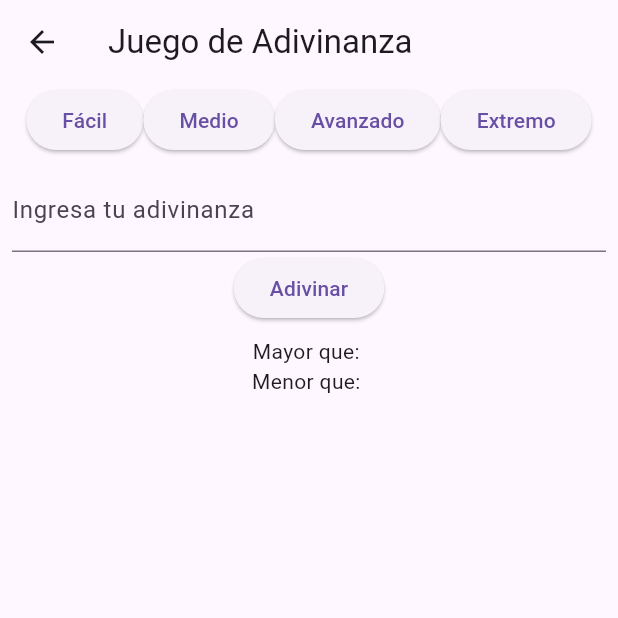
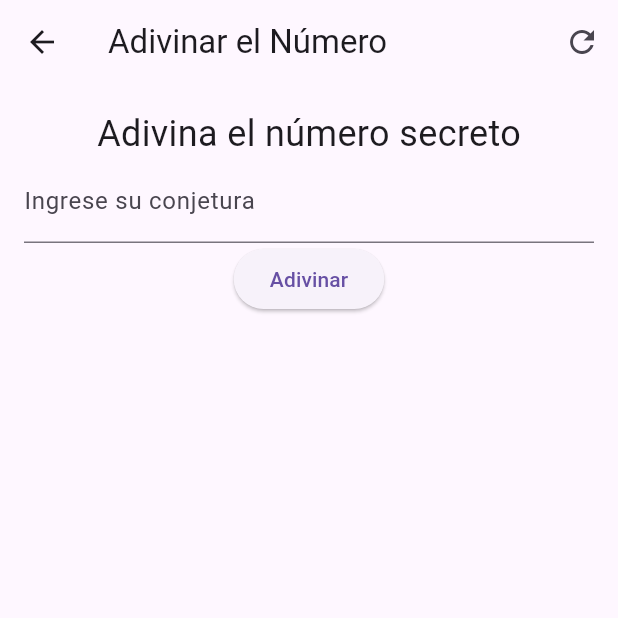
Before and after one commit to Vacow96/adivinar_numero_ivg, a Flutter app: the GameView screen opened directly, after a tap on "Adivinar", on a phone screen of 412 x 824 dp, the top half of it. Run offline on Flutter 3.47's test engine with Material 3 defaults, Android fonts, the phone set to English and light mode, and no system bars.

Commit message:
2da version del juego ordeando por MVVM , correciones

```diff
--- a/lib/models/GameModel.dart
+++ b/lib/models/GameModel.dart
@@ -1,18 +1,13 @@
 class GameModel {
-  int secretNumber;
-  int attempts;
-  List<int> greaterGuesses;
-  List<int> lesserGuesses;
-  int maxAttempts;
+  final int secretNumber;
+  final int maxAttempts;
+  final List<int> guesses;
+  final List<bool> guessResults; // true if correct, false otherwise
 
   GameModel({
     required this.secretNumber,
-    required this.attempts,
-    required this.greaterGuesses,
-    required this.lesserGuesses,
     required this.maxAttempts,
+    required this.guesses,
+    required this.guessResults,
   });
-
-
-
 }
--- a/lib/viewmodels/GameViewModel.dart
+++ b/lib/viewmodels/GameViewModel.dart
@@ -5,62 +5,91 @@ import 'package:flutter/material.dart';
 
 import '../models/GameModel.dart';
 
-class GameViewModel with ChangeNotifier {
-  late GameModel _game;
-  late int _range;
-  late int _maxAttempts;
+enum Difficulty { easy, medium, hard, extreme }
 
-  GameModel get game => _game;
+class GameViewModel extends ChangeNotifier {
+  GameModel? _gameModel;
+  Difficulty? _difficulty;
+  TextEditingController guessController = TextEditingController();
+  String? inputError;
+  String resultMessage = '';
 
-  GameViewModel() {
-    _initializeGame(10, 5); // Default to Easy
+  void setDifficulty(Difficulty difficulty) {
+    _difficulty = difficulty;
+    _startNewGame();
   }
 
-  void _initializeGame(int range, int maxAttempts) {
-    _range = range;
-    _maxAttempts = maxAttempts;
-    _game = GameModel(
-      secretNumber: Random().nextInt(_range) + 1,
-      attempts: 0,
-      greaterGuesses: [],
-      lesserGuesses: [],
-      maxAttempts: _maxAttempts,
+  void _startNewGame() {
+    int range;
+    int attempts;
+
+    switch (_difficulty) {
+      case Difficulty.easy:
+        range = 10;
+        attempts = 5;
+        break;
+      case Difficulty.medium:
+        range = 20;
+        attempts = 8;
+        break;
+      case Difficulty.hard:
+        range = 100;
+        attempts = 15;
+        break;
+      case Difficulty.extreme:
+        range = 1000;
+        attempts = 25;
+        break;
+      default:
+        range = 10;
+        attempts = 5;
+    }
+
+    _gameModel = GameModel(
+      secretNumber: Random().nextInt(range) + 1,
+      maxAttempts: attempts,
+      guesses: [],
+      guessResults: [],
     );
+
+    resultMessage = '';
+    guessController.clear();
+    inputError = null;
     notifyListeners();
   }
 
-  void setDifficulty(String difficulty) {
-    switch (difficulty) {
-      case 'Fácil':
-        _initializeGame(10, 5);
-        break;
-      case 'Medio':
-        _initializeGame(20, 8);
-        break;
-      case 'Avanzado':
-        _initializeGame(100, 15);
-        break;
-      case 'Extremo':
-        _initializeGame(1000, 25);
-        break;
+  void makeGuess() {
+    if (_gameModel == null) return;
+
+    final guess = int.tryParse(guessController.text);
+    if (guess == null || guess < 1 || guess > (_gameModel!.secretNumber * 2)) {
+      inputError = 'Ingrese un número válido dentro del rango permitido';
+      notifyListeners();
+      return;
     }
+
+    inputError = null;
+    _gameModel!.guesses.add(guess);
+    final isCorrect = guess == _gameModel!.secretNumber;
+    _gameModel!.guessResults.add(isCorrect);
+
+    if (isCorrect) {
+      resultMessage = '¡Correcto! Adivinaste el número secreto.';
+    } else {
+      resultMessage = 'Incorrecto. Sigue intentando.';
+    }
+
+    if (_gameModel!.guesses.length >= _gameModel!.maxAttempts) {
+      resultMessage = isCorrect ? resultMessage : 'No adivinaste el número secreto.';
+    }
+
+    notifyListeners();
   }
 
-  String makeGuess(int guess) {
-    if (guess < 1 || guess > _range) {
-      return 'Por favor, ingrese un número entre 1 y $_range.';
-    }
-    _game.attempts++;
-    if (guess > _game.secretNumber) {
-      _game.greaterGuesses.add(guess);
-      notifyListeners();
-      return 'El número es menor que $guess.';
-    } else if (guess < _game.secretNumber) {
-      _game.lesserGuesses.add(guess);
-      notifyListeners();
-      return 'El número es mayor que $guess.';
-    } else {
-      return '¡Felicidades! Has adivinado el número $guess.';
-    }
+  void resetGame() {
+    _startNewGame();
   }
+
+  List<int> get guesses => _gameModel?.guesses ?? [];
+  List<bool> get guessResults => _gameModel?.guessResults ?? [];
 }
--- a/lib/views/GameView.dart
+++ b/lib/views/GameView.dart
@@ -2,24 +2,60 @@ import 'package:flutter/material.dart';
 import 'package:provider/provider.dart';
 
 import '../viewmodels/GameViewModel.dart';
-import '../widgets/DifficultySelector.dart';
-import '../widgets/GuessHistory.dart';
-import '../widgets/GuessInput.dart';
+
 
 class GameView extends StatelessWidget {
   @override
   Widget build(BuildContext context) {
-    return ChangeNotifierProvider(
-      create: (_) => GameViewModel(),
-      child: Scaffold(
-        appBar: AppBar(
-          title: Text('Juego de Adivinanza'),
-        ),
-        body: Column(
+    final viewModel = Provider.of<GameViewModel>(context);
+
+    return Scaffold(
+      appBar: AppBar(
+        title: Text('Adivinar el Número'),
+        actions: [
+          IconButton(
+            icon: Icon(Icons.refresh),
+            onPressed: viewModel.resetGame,
+          ),
+        ],
+      ),
+      body: Padding(
+        padding: const EdgeInsets.all(16.0),
+        child: Column(
           children: [
-            DifficultySelector(),
-            GuessInput(),
-            GuessHistory(),
+            Text(
+              'Adivina el número secreto',
+              style: TextStyle(fontSize: 24),
+            ),
+            TextField(
+              controller: viewModel.guessController,
+              keyboardType: TextInputType.number,
+              decoration: InputDecoration(
+                labelText: 'Ingrese su conjetura',
+                errorText: viewModel.inputError,
+              ),
+            ),
+            ElevatedButton(
+              onPressed: viewModel.makeGuess,
+              child: Text('Adivinar'),
+            ),
+            Expanded(
+              child: ListView(
+                children: viewModel.guesses.map((guess) {
+                  final result = viewModel.guessResults[viewModel.guesses.indexOf(guess)];
+                  return ListTile(
+                    title: Text(
+                      guess.toString(),
+                      style: TextStyle(color: result ? Colors.green : Colors.red),
+                    ),
+                  );
+                }).toList(),
+              ),
+            ),
+            Text(
+              viewModel.resultMessage,
+              style: TextStyle(fontSize: 18, color: Colors.blue),
+            ),
           ],
         ),
       ),
--- a/lib/widgets/DifficultySelector.dart
+++ /dev/null
@@ -1,23 +0,0 @@
-
-import 'package:flutter/material.dart';
-import 'package:provider/provider.dart';
-
-import '../viewmodels/GameViewModel.dart';
-
-class DifficultySelector extends StatelessWidget {
-  @override
-  Widget build(BuildContext context) {
-    return Row(
-      mainAxisAlignment: MainAxisAlignment.center,
-      children: ['Fácil', 'Medio', 'Avanzado', 'Extremo'].map((difficulty) {
-        return ElevatedButton(
-          onPressed: () {
-            Provider.of<GameViewModel>(context, listen: false)
-                .setDifficulty(difficulty);
-          },
-          child: Text(difficulty),
-        );
-      }).toList(),
-    );
-  }
-}
--- a/lib/widgets/GuessHistory.dart
+++ /dev/null
@@ -1,21 +0,0 @@
-import 'package:flutter/material.dart';
-import 'package:provider/provider.dart';
-
-import '../viewmodels/GameViewModel.dart';
-
-class GuessHistory extends StatelessWidget {
-  @override
-  Widget build(BuildContext context) {
-    final game = Provider.of<GameViewModel>(context).game;
-    return Expanded(
-      child: SingleChildScrollView(
-        child: Column(
-          children: [
-            Text('Mayor que: ${game.greaterGuesses.join(', ')}'),
-            Text('Menor que: ${game.lesserGuesses.join(', ')}'),
-          ],
-        ),
-      ),
-    );
-  }
-}
--- a/lib/widgets/GuessInput.dart
+++ /dev/null
@@ -1,38 +0,0 @@
-
-
-import 'package:flutter/material.dart';
-import 'package:provider/provider.dart';
-import '../viewmodels/GameViewModel.dart';
-
-class GuessInput extends StatelessWidget {
-  final _controller = TextEditingController();
-
-  @override
-  Widget build(BuildContext context) {
-    return Padding(
-      padding: const EdgeInsets.all(8.0),
-      child: Column(
-        children: [
-          TextField(
-            controller: _controller,
-            decoration: InputDecoration(labelText: 'Ingresa tu adivinanza'),
-            keyboardType: TextInputType.number,
-          ),
-          ElevatedButton(
-            onPressed: () {
-              final guess = int.tryParse(_controller.text);
-              if (guess != null) {
-                final message = Provider.of<GameViewModel>(context, listen: false)
-                    .makeGuess(guess);
-                ScaffoldMessenger.of(context).showSnackBar(
-                  SnackBar(content: Text(message)),
-                );
-              }
-            },
-            child: Text('Adivinar'),
-          ),
-        ],
-      ),
-    );
-  }
-}
```
Also changed, not shown: lib/main.dart (+10 -5 lines), lib/views/HomeView.dart (+45 -3 lines).
